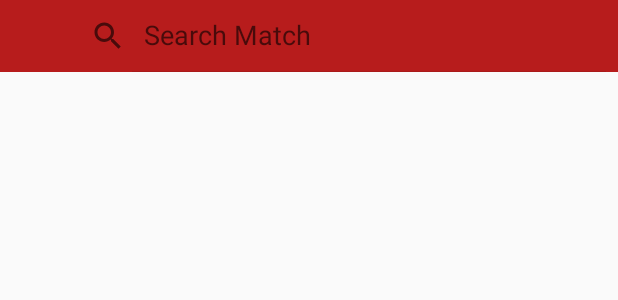
After one commit to ivanasitumorang/FootballLeagueMVP, an Android app: the layout toolbar_search.xml on its own in the app's theme, with its tools: preview values and no code run, on a phone screen of 412 x 824 dp. The commit adds this screen. Shown: the top 300 px of the screen. Run offline under Robolectric (Android 15) with nearby library versions, the phone set to English and light mode, and no system bars; network calls fail.

Commit message:
feat(search match) : add endpoint, add function onSearch

```diff
--- a/app/src/main/AndroidManifest.xml
+++ b/app/src/main/AndroidManifest.xml
@@ -13,8 +13,8 @@
         android:supportsRtl="true"
         android:theme="@style/AppTheme"
         tools:ignore="GoogleAppIndexingWarning">
-        <activity android:name=".ui.matchdetail.MatchDetailActivity"></activity>
-        <activity android:name=".ui.searchmatch.SearchActivity" />
+        <activity android:name=".ui.matchdetail.MatchDetailActivity"/>
+        <activity android:name=".ui.searchmatch.SearchActivity"/>
         <activity android:name=".ui.matchlist.MatchListActivity" />
         <activity android:name=".ui.leaguedetail.LeagueDetailActivity" />
         <activity android:name=".ui.leaguelist.LeagueListActivity">
--- a/app/src/main/java/com/example/footballleaguemvp/data/Match.kt
+++ b/app/src/main/java/com/example/footballleaguemvp/data/Match.kt
@@ -20,3 +20,7 @@ data class Match(
 data class MatchResponse(
     val events: List<Match>
 )
+
+data class SearchMatchResponse(
+    val event: List<Match>
+)
--- a/app/src/main/java/com/example/footballleaguemvp/network/NetworkService.kt
+++ b/app/src/main/java/com/example/footballleaguemvp/network/NetworkService.kt
@@ -2,6 +2,7 @@ package com.example.footballleaguemvp.network
 
 import com.example.footballleaguemvp.data.LeagueResponse
 import com.example.footballleaguemvp.data.MatchResponse
+import com.example.footballleaguemvp.data.SearchMatchResponse
 import io.reactivex.Flowable
 import retrofit2.Retrofit
 import retrofit2.adapter.rxjava2.RxJava2CallAdapterFactory
@@ -39,6 +40,10 @@ interface NetworkService {
     @GET("api/v1/json/1/lookupevent.php")
     fun getMatchDetail(
         @Query("id") idEvent: String) : Flowable<MatchResponse>
+
+    @GET("api/v1/json/1/searchevents.php")
+    fun searchMatchByQuery(
+        @Query("e") query: String) : Flowable<SearchMatchResponse>
 }
 
 object NetworkServiceApi {
--- a/app/src/main/java/com/example/footballleaguemvp/ui/leaguedetail/LeagueDetailActivity.kt
+++ b/app/src/main/java/com/example/footballleaguemvp/ui/leaguedetail/LeagueDetailActivity.kt
@@ -49,6 +49,7 @@ class LeagueDetailActivity : AppCompatActivity(), LeagueDetailContract.View {
         btnToolbarBack.visibility = View.VISIBLE
         tvToolbarTitle.text = leagueName
         btnToolbarBack.setOnClickListener { onBackPressed() }
+        searchView.visibility = View.VISIBLE
     }
 
     override fun setupNavigation() {
@@ -84,6 +85,10 @@ class LeagueDetailActivity : AppCompatActivity(), LeagueDetailContract.View {
     }
 
     override fun setupClickListener() {
+        searchView.setOnClickListener {
+            mActivityNavigation.navigateToSearchPage()
+        }
+
         btnSeeMatch.setOnClickListener {
             mActivityNavigation.navigateToMatchList(leagueId, leagueName)
         }
--- a/app/src/main/java/com/example/footballleaguemvp/ui/leaguelist/LeagueListContract.kt
+++ b/app/src/main/java/com/example/footballleaguemvp/ui/leaguelist/LeagueListContract.kt
@@ -15,6 +15,7 @@ class LeagueListContract {
         fun setupToolbar()
         fun setupNavigation()
         fun initializeData()
+        fun setupClickListener()
         fun populateData(leagueList: List<LocalLeague>)
     }
 
--- a/app/src/main/java/com/example/footballleaguemvp/ui/matchdetail/MatchDetailContract.kt
+++ b/app/src/main/java/com/example/footballleaguemvp/ui/matchdetail/MatchDetailContract.kt
@@ -17,6 +17,8 @@ class MatchDetailContract {
         fun displayData(match: Match)
         fun showLoadingIndicator()
         fun hideLoadingIndicator()
+        fun setupClickListener()
+        fun setupNavigation()
     }
     interface Logic {
         fun getMatchDetail(matchId: String)
--- a/app/src/main/java/com/example/footballleaguemvp/ui/matchlist/MatchListActivity.kt
+++ b/app/src/main/java/com/example/footballleaguemvp/ui/matchlist/MatchListActivity.kt
@@ -42,7 +42,6 @@ class MatchListActivity : AppCompatActivity(), MatchListContract.View {
         btnToolbarBack.visibility = View.VISIBLE
         tvToolbarTitle.text = leagueName
         btnToolbarBack.setOnClickListener { onBackPressed() }
-
         searchView.visibility = View.VISIBLE
     }
 
--- a/app/src/main/java/com/example/footballleaguemvp/utils/ActivityNavigation.kt
+++ b/app/src/main/java/com/example/footballleaguemvp/utils/ActivityNavigation.kt
@@ -4,6 +4,7 @@ import android.content.Context
 import androidx.appcompat.app.AppCompatActivity
 import com.example.footballleaguemvp.ui.leaguedetail.LeagueDetailActivity
 import android.content.Intent
+import com.example.footballleaguemvp.ui.leaguelist.LeagueListActivity
 import com.example.footballleaguemvp.ui.matchdetail.MatchDetailActivity
 import com.example.footballleaguemvp.ui.matchlist.MatchListActivity
 import com.example.footballleaguemvp.ui.searchmatch.SearchActivity
@@ -14,6 +15,11 @@ import com.example.footballleaguemvp.ui.searchmatch.SearchActivity
  */
 
 class ActivityNavigation constructor(private val activity: AppCompatActivity) {
+
+    fun navigateToLeagueList(){
+        val leagueListPage = newIntent(activity, LeagueListActivity::class.java)
+        activity.startActivity(leagueListPage)
+    }
 
     fun navigateToLeagueDetail(leagueId: String, leagueName: String){
         val leagueDetailPage = newIntent(activity, LeagueDetailActivity::class.java)
--- /dev/null
+++ b/app/src/main/res/layout/toolbar_search.xml
@@ -0,0 +1,32 @@
+<?xml version="1.0" encoding="utf-8"?>
+<LinearLayout xmlns:android="http://schemas.android.com/apk/res/android"
+    xmlns:app="http://schemas.android.com/apk/res-auto"
+    android:id="@+id/activityToolbar"
+    android:layout_width="match_parent"
+    android:layout_height="wrap_content"
+    android:background="@drawable/toolbar_background"
+    android:orientation="horizontal">
+
+    <ImageButton
+        android:id="@+id/btnToolbarBack"
+        android:layout_width="wrap_content"
+        android:layout_height="wrap_content"
+        android:layout_gravity="center"
+        android:background="@color/transparent"
+        android:paddingStart="20dp"
+        android:paddingEnd="0dp"
+        android:src="@drawable/back_arrow"
+        android:visibility="invisible"
+        android:contentDescription="@string/back_button" />
+
+    <androidx.appcompat.widget.SearchView
+        android:id="@+id/searchView"
+        android:layout_width="match_parent"
+        android:layout_height="wrap_content"
+        android:layout_gravity="end"
+        app:iconifiedByDefault="false"
+        android:clipToPadding="false"
+        app:queryHint="@string/search_match"
+        app:closeIcon="@drawable/ic_close" />
+
+</LinearLayout>
```
Also changed, not shown: app/src/main/java/com/example/footballleaguemvp/ui/leaguelist/LeagueListActivity.kt (+9 -0 lines), app/src/main/java/com/example/footballleaguemvp/ui/matchdetail/MatchDetailActivity.kt (+15 -0 lines), app/src/main/java/com/example/footballleaguemvp/ui/searchmatch/SearchActivity.kt (+73 -1 lines), app/src/main/java/com/example/footballleaguemvp/ui/searchmatch/SearchContract.kt (+16 -0 lines), app/src/main/java/com/example/footballleaguemvp/ui/searchmatch/SearchPresenter.kt (+25 -1 lines), app/src/main/res/layout/activity_search.xml (+13 -0 lines).
